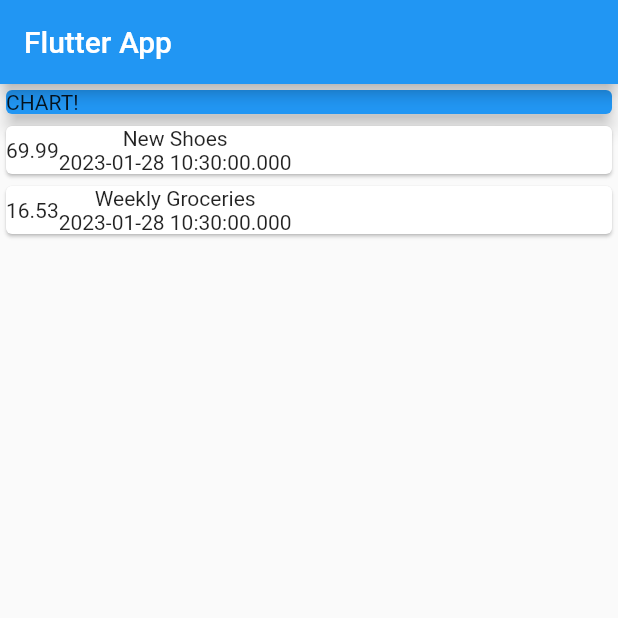
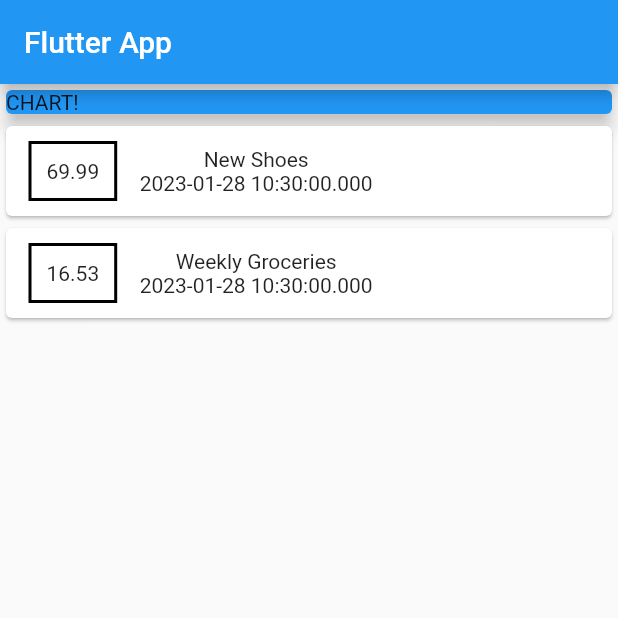
Before and after one commit to ricci1710/flutter_dart_guide, a Flutter app: the screen it shows after launch, on a phone screen of 412 x 824 dp, the top half of it. Run offline on Flutter 3.47's test engine with Material 2 defaults, Android fonts, the phone set to English and light mode, and no system bars.

Commit message:
section4: 78. Styling a Container

```diff
--- a/lib/section4/section4_main_app.dart
+++ b/lib/section4/section4_main_app.dart
@@ -45,6 +45,17 @@ class Section4HomePage extends StatelessWidget {
                         child: Row(
                           children: [
                             Container(
+                              margin: const EdgeInsets.symmetric(
+                                vertical: 10,
+                                horizontal: 15,
+                              ),
+                              decoration: BoxDecoration(
+                                border: Border.all(
+                                  color: Colors.black,
+                                  width: 2,
+                                ),
+                              ),
+                              padding: const EdgeInsets.all(10),
                               child: Text(
                                 tx.amount.toString(),
                               ),
```
